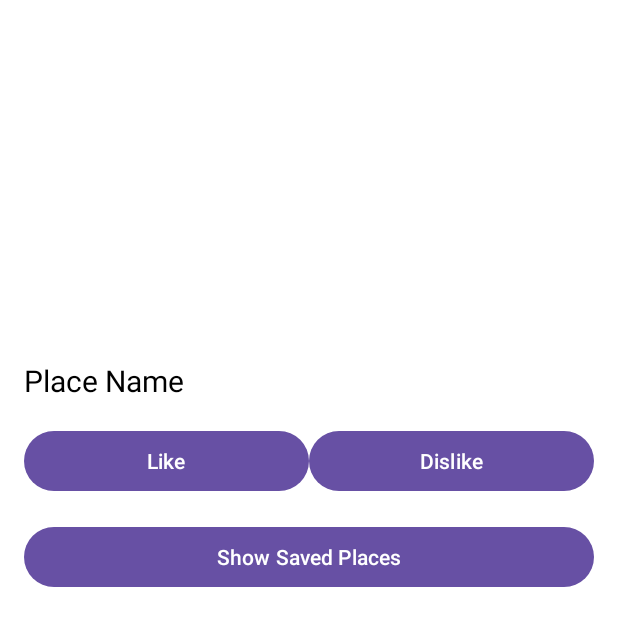
After one commit to martin0925/Virtual-Collectibles-for-Tourist, an Android app: the PlanTripActivity screen opened directly, with no data from a screen before it, on a phone screen of 412 x 824 dp. The commit adds this screen. Shown: the top 626 px of the screen. Run offline under Robolectric (Android 15) with nearby library versions, the phone set to English and light mode, and no system bars; our stand-ins replace Room's generated code; pictures from the network do not load.

Commit message:
First version of Plan My Trip. Bad visuals, PMT -> radius -> tinder.

```diff
--- a/app/build.gradle
+++ b/app/build.gradle
@@ -48,6 +48,7 @@ dependencies {
     annotationProcessor 'com.github.bumptech.glide:compiler:4.12.0'
     implementation 'com.google.android.flexbox:flexbox:3.0.0'
     implementation 'org.osmdroid:osmdroid-android:6.1.20'
+    implementation 'com.google.code.gson:gson:2.8.8'
     implementation libs.androidx.core.ktx
     implementation libs.androidx.appcompat
     implementation libs.material
--- a/app/src/main/AndroidManifest.xml
+++ b/app/src/main/AndroidManifest.xml
@@ -30,6 +30,8 @@
         </activity>
         <activity android:name=".BadgeActivity" />
         <activity android:name=".ProfileActivity" />
+        <activity android:name=".PlanTripActivity" />
+        <activity android:name=".SavedPlacesActivity" />
     </application>
 
 </manifest>
--- a/app/src/main/java/com/example/virtualcollectiblesfortourist/MainActivity.kt
+++ b/app/src/main/java/com/example/virtualcollectiblesfortourist/MainActivity.kt
@@ -281,7 +281,8 @@ class MainActivity : AppCompatActivity(), FilterPopup.FilterDialogListener {
                     startActivity(intent)
                 }
                 R.id.nav_plan_trip -> {
-                    Toast.makeText(this, "Plan Trip clicked", Toast.LENGTH_SHORT).show()
+                    val intent = Intent(this, PlanTripActivity::class.java)
+                    startActivity(intent)
                 }
             }
             drawerLayout.closeDrawer(GravityCompat.END)
@@ -314,7 +315,7 @@ class MainActivity : AppCompatActivity(), FilterPopup.FilterDialogListener {
     private var userLocationMarker: Marker? = null
 
     @SuppressLint("MissingPermission")
-    private fun startLocationUpdates() {
+    fun startLocationUpdates() {
         val locationRequest = LocationRequest.create().apply {
             interval = 10000
             fastestInterval = 5000
--- /dev/null
+++ b/app/src/main/java/com/example/virtualcollectiblesfortourist/PlanTripActivity.kt
@@ -0,0 +1,142 @@
+package com.example.virtualcollectiblesfortourist
+
+import android.app.AlertDialog
+import android.content.Intent
+import android.graphics.Color
+import android.graphics.drawable.ColorDrawable
+import android.os.Bundle
+import android.view.LayoutInflater
+import android.widget.Button
+import android.widget.ImageView
+import android.widget.SeekBar
+import android.widget.TextView
+import android.widget.Toast
+import androidx.appcompat.app.AppCompatActivity
+import com.bumptech.glide.Glide
+import com.example.virtualcollectiblesfortourist.data.AppDatabase
+import com.example.virtualcollectiblesfortourist.data.Place
+import kotlinx.coroutines.*
+
+class PlanTripActivity : AppCompatActivity() {
+
+    private lateinit var database: AppDatabase
+    private var currentObjects: MutableList<Place> = mutableListOf()
+    private var savedObjects: MutableList<Place> = mutableListOf()
+    private var currentIndex = 0
+    private var selectedDistance: Int = 0
+
+    override fun onCreate(savedInstanceState: Bundle?) {
+        super.onCreate(savedInstanceState)
+        setContentView(R.layout.plan_trip_activity)
+
+        database = AppDatabase.getDatabase(this)
+
+        showDistanceSelectionPopup()
+
+        setupButtons()
+    }
+
+    private fun showDistanceSelectionPopup() {
+        val dialogView = LayoutInflater.from(this).inflate(R.layout.distance_selection_popup, null)
+        val distanceSeekBar: SeekBar = dialogView.findViewById(R.id.seekbar_distance)
+        val distanceTextView: TextView = dialogView.findViewById(R.id.textview_distance)
+
+        distanceSeekBar.progress = 0
+        distanceTextView.text = "None"
+
+        distanceSeekBar.setOnSeekBarChangeListener(object : SeekBar.OnSeekBarChangeListener {
+            override fun onProgressChanged(seekBar: SeekBar, progress: Int, fromUser: Boolean) {
+                selectedDistance = progress
+                distanceTextView.text = if (progress == 0) "None" else "$progress km"
+            }
+
+            override fun onStartTrackingTouch(seekBar: SeekBar) {}
+
+            override fun onStopTrackingTouch(seekBar: SeekBar) {}
+        })
+
+        val dialog = AlertDialog.Builder(this, R.style.CustomDialogTitle)
+            .setTitle("Select Max Distance")
+            .setView(dialogView)
+            .setPositiveButton("Apply") { _, _ ->
+                loadAllObjectsFromDatabase()
+            }
+            .setNegativeButton("Cancel", null)
+            .create()
+        dialog.window?.setBackgroundDrawable(ColorDrawable(Color.parseColor("#FFFFFF")))
+        dialog.show()
+    }
+
+    private fun loadAllObjectsFromDatabase() {
+        CoroutineScope(Dispatchers.IO).launch {
+            val allPlaces = database.placeDao().getAllPlaces()
+
+            withContext(Dispatchers.Main) {
+                currentObjects.clear()
+                currentObjects.addAll(allPlaces)
+                currentIndex = 0
+                if (currentObjects.isNotEmpty()) {
+                    displayCurrentObject()
+                } else {
+                    Toast.makeText(this@PlanTripActivity, "No objects found", Toast.LENGTH_SHORT).show()
+                }
+            }
+        }
+    }
+
+    private fun displayCurrentObject() {
+        if (currentIndex < currentObjects.size) {
+            val currentPlace = currentObjects[currentIndex]
+            val imageView: ImageView = findViewById(R.id.place_image)
+            val titleView: TextView = findViewById(R.id.place_title)
+
+            Glide.with(this).load(currentPlace.imageUrl).into(imageView)
+            titleView.text = currentPlace.title
+        } else {
+            currentIndex = 0
+            displayCurrentObject()
+        }
+    }
+
+    private fun setupButtons() {
+        val likeButton: Button = findViewById(R.id.like_button)
+        val dislikeButton: Button = findViewById(R.id.dislike_button)
+        val showSavedPlacesButton: Button = findViewById(R.id.show_saved_places_button)
+
+        likeButton.setOnClickListener {
+            saveCurrentObject()
+            showNextObject()
+        }
+
+        dislikeButton.setOnClickListener {
+            showNextObject()
+        }
+
+        showSavedPlacesButton.setOnClickListener {
+            showSavedPlacesScreen()
+        }
+    }
+
+    private fun saveCurrentObject() {
+        if (currentIndex < currentObjects.size) {
+            val currentPlace = currentObjects[currentIndex]
+            if (!savedObjects.contains(currentPlace)) {
+                savedObjects.add(currentPlace)
+            }
+        }
+    }
+
+    private fun showNextObject() {
+        currentIndex++
+        if (currentIndex >= currentObjects.size) {
+            currentIndex = 0
+        }
+        displayCurrentObject()
+    }
+
+    private fun showSavedPlacesScreen() {
+        val intent = Intent(this, SavedPlacesActivity::class.java)
+        intent.putExtra("savedPlaces", ArrayList(savedObjects))
+        startActivity(intent)
+    }
+}
--- a/app/src/main/java/com/example/virtualcollectiblesfortourist/data/Place.kt
+++ b/app/src/main/java/com/example/virtualcollectiblesfortourist/data/Place.kt
@@ -2,6 +2,7 @@ package com.example.virtualcollectiblesfortourist.data
 
 import androidx.room.Entity
 import androidx.room.PrimaryKey
+import java.io.Serializable
 
 @Entity(tableName = "places")
 data class Place(
@@ -15,4 +16,4 @@ data class Place(
     val objectUrl: String,
     var collected: Boolean = false,
     var dateOfVisit: String? = null
-)
+) : Serializable
--- /dev/null
+++ b/app/src/main/res/layout/plan_trip_activity.xml
@@ -0,0 +1,57 @@
+<?xml version="1.0" encoding="utf-8"?>
+<LinearLayout
+    xmlns:android="http://schemas.android.com/apk/res/android"
+    android:layout_width="match_parent"
+    android:layout_height="match_parent"
+    android:orientation="vertical"
+    android:padding="16dp"
+    android:background="@color/white">
+
+    <!-- Display current object -->
+    <ImageView
+        android:id="@+id/place_image"
+        android:layout_width="match_parent"
+        android:layout_height="200dp"
+        android:scaleType="centerCrop"
+        android:layout_marginTop="16dp"/>
+
+    <TextView
+        android:id="@+id/place_title"
+        android:layout_width="wrap_content"
+        android:layout_height="wrap_content"
+        android:text="Place Name"
+        android:textColor="@color/black"
+        android:textSize="20sp"
+        android:layout_marginTop="8dp"/>
+
+    <!-- Action buttons -->
+    <LinearLayout
+        android:layout_width="match_parent"
+        android:layout_height="wrap_content"
+        android:orientation="horizontal"
+        android:layout_marginTop="16dp">
+
+        <Button
+            android:id="@+id/like_button"
+            android:layout_width="0dp"
+            android:layout_height="wrap_content"
+            android:layout_weight="1"
+            android:text="Like"/>
+
+        <Button
+            android:id="@+id/dislike_button"
+            android:layout_width="0dp"
+            android:layout_height="wrap_content"
+            android:layout_weight="1"
+            android:text="Dislike"/>
+
+    </LinearLayout>
+
+    <Button
+        android:id="@+id/show_saved_places_button"
+        android:layout_width="match_parent"
+        android:layout_height="wrap_content"
+        android:text="Show Saved Places"
+        android:layout_marginTop="16dp"/>
+
+</LinearLayout>
--- a/app/src/main/res/values/styles.xml
+++ b/app/src/main/res/values/styles.xml
@@ -9,4 +9,7 @@
         <item name="strokeColor">@android:color/transparent</item>
         <item name="strokeWidth">0dp</item>
     </style>
+    <style name="CustomDialogTitle" parent="Theme.AppCompat.Light.Dialog.Alert">
+        <item name="android:textColorPrimary">#000000</item>
+    </style>
 </resources>
```
Also changed, not shown: app/src/main/java/com/example/virtualcollectiblesfortourist/SavedPlacesActivity.kt (added, +20 -0 lines), app/src/main/res/layout/distance_selection_popup.xml (added, +32 -0 lines), app/src/main/res/layout/saved_places_activity.xml (added, +15 -0 lines).
